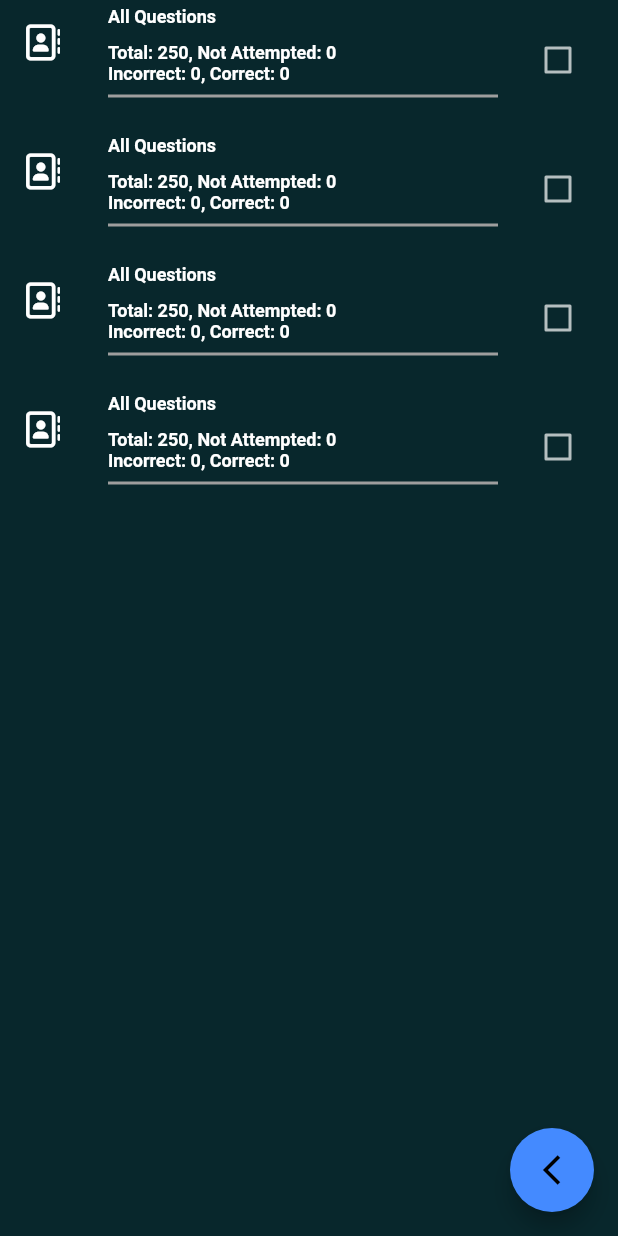
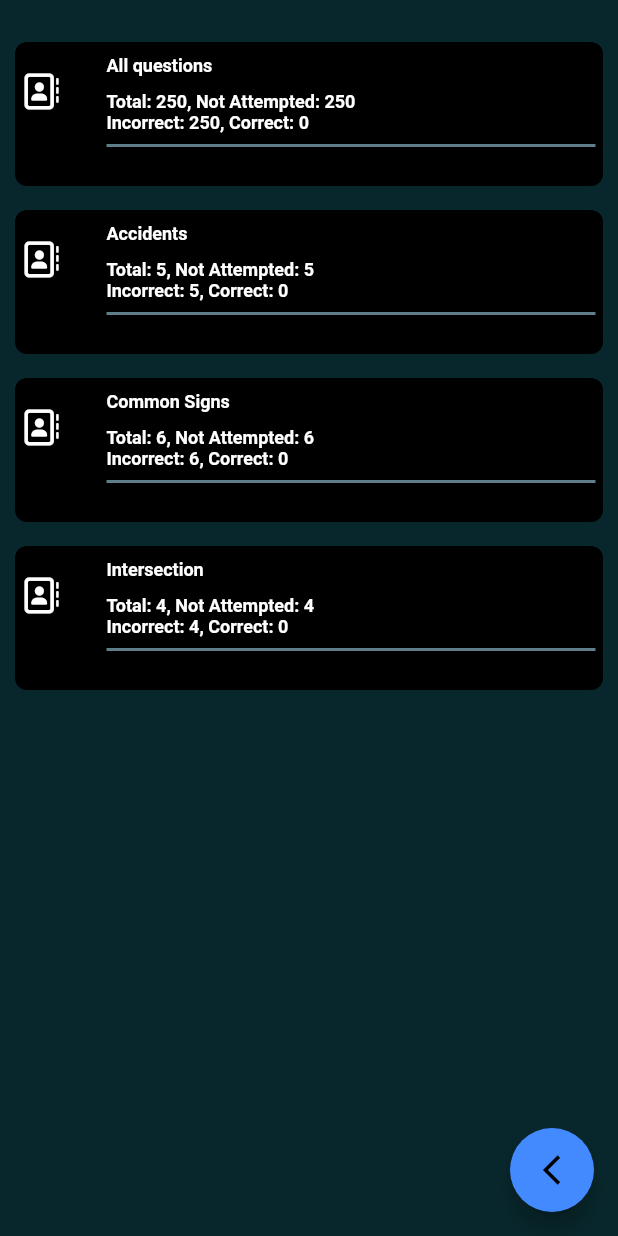
Before and after one commit to MJI-Abir/Drive-TestPal, a Flutter app: the screen it shows after launch, after a tap on "Flash Cards", on a phone screen of 412 x 824 dp. Run offline on Flutter 3.47's test engine with Material 2 defaults, Android fonts, the phone set to English and light mode, and no system bars; our stand-ins replace font_awesome_flutter, rflutter_alert.

Commit message:
modified ui

```diff
--- a/lib/components/practice_question.dart
+++ b/lib/components/practice_question.dart
@@ -2,6 +2,7 @@ class PracticeQuestion{
   final int questionId;
   final String questionText;
   final int questionAnswer;
+  final List<String> options;
 
-  PracticeQuestion(this.questionId, this.questionText, this.questionAnswer);
+  PracticeQuestion(this.questionId, this.questionText, this.questionAnswer, this.options);
 }
--- a/lib/components/practice_question_options.dart
+++ /dev/null
@@ -1,5 +0,0 @@
-class PracticeQuestionOptions{
-  final int optionId;
-  final List<String> options;
-  PracticeQuestionOptions(this.optionId, this.options);
-}
--- a/lib/constants.dart
+++ b/lib/constants.dart
@@ -6,6 +6,7 @@ const kInactiveCardColor = Color(0x100c353b);
 const kBottomContainerColor = Color(0xFFEB1555);
 const kAppBarColor = Color(0xFF08272c);
 
+const kBorderRadius = BorderRadius.all(Radius.circular(8.0));
 const kLabelTextStyle = TextStyle(
   fontSize: 18.0,
   color: Colors.black87,
@@ -54,4 +55,4 @@ const kBodyTextStyle = TextStyle(
   fontSize: 22.0,
 );
 
-const kDividerStyle = Divider(thickness: 2.0, color: Colors.grey);
+const kDividerStyle = Divider(thickness: 2.0, color: Colors.blueGrey);
--- a/lib/main.dart
+++ b/lib/main.dart
@@ -1,7 +1,6 @@
 import 'package:drive_test_pal/constants.dart';
 import 'package:drive_test_pal/screens/practice_screen.dart';
 import 'package:drive_test_pal/screens/question_category_screen.dart';
-import 'package:drive_test_pal/screens/test_theme_screen.dart';
 import 'package:flutter/material.dart';
 import 'screens/home_screen.dart';
 
@@ -15,6 +14,7 @@ class DriveTestPal extends StatelessWidget {
   @override
   Widget build(BuildContext context) {
     return MaterialApp(
+      debugShowCheckedModeBanner: false,
       theme: ThemeData.dark().copyWith(
         primaryColor: kAppThemeColor,
         scaffoldBackgroundColor: kAppThemeColor,
@@ -22,9 +22,8 @@ class DriveTestPal extends StatelessWidget {
       initialRoute: '/',
       routes: {
         '/' :(context) => const HomeScreen(),
-        '/first' :(context) => const QuestionCategoryScreen(),
-        '/practicePage' : (context) => const PracticeScreen(),
-        '/test' :(context) => const TestThemeScreen(),
+        '/questionCatScreen' :(context) => const QuestionCategoryScreen(),
+        '/practiceScreen' : (context) => const PracticeScreen(),
       },
     );
   }
--- a/lib/screens/home_screen.dart
+++ b/lib/screens/home_screen.dart
@@ -14,17 +14,16 @@ class HomeScreen extends StatefulWidget {
 class _HomeScreenState extends State<HomeScreen> {
   // bool _isHovered = true;
 
-  Expanded buildKey(IconData iconData, String cardLabel) {
+  Expanded buildKey(IconData iconData, String cardLabel, String navigateTo) {
     return Expanded(
       child: ReusableCard(
         color: kActiveCardColor,
         // color: _isHovered ? kActiveCardColor : kInactiveCardColor,
         cardChild: IconContent(icon: iconData, label: cardLabel),
         onPress: () {
-          Navigator.pushNamed(context, '/first');
+          Navigator.pushNamed(context, navigateTo);
         },
-        //TODO 2: Create a method "animateWhileHovering" to make an animation while hovering over the ReusableCard.
-        // isHovered: _isHovered,
+        //TODO 1: Create a method "animateWhileHovering" to make an animation while hovering over the ReusableCard.
       ),
     );
   }
@@ -45,20 +44,20 @@ class _HomeScreenState extends State<HomeScreen> {
         children: <Widget>[
           Row(
             children: <Widget>[
-              buildKey(FontAwesomeIcons.listCheck, 'Start Test'),
-              buildKey(FontAwesomeIcons.book, 'Flash Cards'),
+              buildKey(FontAwesomeIcons.listCheck, 'Start Test', '/'),
+              buildKey(FontAwesomeIcons.book, 'Flash Cards', '/questionCatScreen'),
             ],
           ),
           Row(
             children: <Widget>[
-              buildKey(FontAwesomeIcons.circleInfo, 'Info'),
-              buildKey(FontAwesomeIcons.gear, 'Settings'),
+              buildKey(FontAwesomeIcons.circleInfo, 'Info', '/'),
+              buildKey(FontAwesomeIcons.gear, 'Settings', '/'),
             ],
           ),
           Row(
             children: <Widget>[
-              buildKey(FontAwesomeIcons.handHoldingDollar, 'Upgrade'),
-              buildKey(FontAwesomeIcons.book, 'Free Stuff'),
+              buildKey(FontAwesomeIcons.handHoldingDollar, 'Upgrade', '/'),
+              buildKey(FontAwesomeIcons.book, 'Free Stuff', '/'),
             ],
           ),
         ],
--- a/lib/widgets/question_cat_tile.dart
+++ b/lib/widgets/question_cat_tile.dart
@@ -3,34 +3,59 @@ import 'package:font_awesome_flutter/font_awesome_flutter.dart';
 import 'package:drive_test_pal/constants.dart';
 
 class QuestionCatTile extends StatelessWidget {
+  final String questionCatTileTitle;
+  final int questionCatTileTotal;
+  final int questionCatTileNotAttempted;
+  final int questionCatTileCorrect;
+  const QuestionCatTile(
+    this.questionCatTileTitle,
+    this.questionCatTileTotal,
+    this.questionCatTileNotAttempted,
+    this.questionCatTileCorrect,
+  );
+
+  int get questionCatTileInCorrect =>
+      questionCatTileTotal - questionCatTileCorrect;
+
   @override
   Widget build(BuildContext context) {
-    return ListTile(
-      onTap: () {
-        Navigator.pushNamed(context, '/practicePage');
-      },
-      leading: const Icon(FontAwesomeIcons.addressBook),
-      title: const Column(
+    return Padding(
+      padding: const EdgeInsets.symmetric(vertical: 8.0, horizontal: 0.0),
+      child: ListTileTheme(
+        shape: const RoundedRectangleBorder(borderRadius: kBorderRadius),
+        contentPadding: const EdgeInsets.all(5),
+        iconColor: Colors.white,
+        textColor: Colors.white,
+        tileColor: Colors.black,
+        style: ListTileStyle.list,
+        dense: true,
+        child: ListTile(
+          title: Column(
             crossAxisAlignment: CrossAxisAlignment.start,
             children: [
               Text(
-            'All Questions',
+                questionCatTileTitle,
                 style: kQuestionCatTitleStyle,
               ),
-          SizedBox(height: 10.0),
+              const SizedBox(height: 10.0),
               Text(
-            'Total: 250, Not Attempted: 0',
+                'Total: $questionCatTileTotal, Not Attempted: $questionCatTileNotAttempted',
                 style: kQuestionCatSubTitleStyle,
               ),
               Text(
-            'Incorrect: 0, Correct: 0',
+                'Incorrect: $questionCatTileInCorrect, Correct: $questionCatTileCorrect',
                 style: kQuestionCatSubTitleStyle,
               ),
               kDividerStyle,
-          SizedBox(height: 10),
+              const SizedBox(height: 10),
             ],
           ),
-      trailing: Checkbox(value: false, onChanged: (bool? value) {}),
+          leading: const Icon(FontAwesomeIcons.addressBook),
+          onTap: (){
+            Navigator.pushNamed(context, '/practiceScreen');
+          },
+        ),
+      ),
     );
   }
 }
--- a/lib/widgets/questions_cat_list.dart
+++ b/lib/widgets/questions_cat_list.dart
@@ -2,15 +2,22 @@ import 'package:flutter/material.dart';
 
 import 'question_cat_tile.dart';
 
+enum QuestionType{
+  allQuestions,
+  accidents,
+  commonSigns,
+  intersection,
+}
 class QuestionsCatList extends StatelessWidget {
   @override
   Widget build(BuildContext context) {
     return ListView(
-      children: <Widget>[
-        QuestionCatTile(),
-        QuestionCatTile(),
-        QuestionCatTile(),
-        QuestionCatTile(),
+      padding: const EdgeInsets.symmetric(vertical: 20.0, horizontal: 10),
+      children: const <Widget>[
+        QuestionCatTile('All questions', 250, 250, 0),
+        QuestionCatTile('Accidents', 5, 5, 0),
+        QuestionCatTile('Common Signs', 6, 6, 0),
+        QuestionCatTile('Intersection', 4, 4, 0),
       ],
     );
   }
```
Also changed, not shown: lib/pracitce_question_brain.dart (deleted, +0 -52 lines), lib/practice_question_brain.dart (added, +55 -0 lines), lib/screens/practice_screen.dart (+4 -3 lines), lib/screens/test_theme_screen.dart (deleted, +0 -12 lines). Lines whose indentation alone changed are shown as unchanged.
